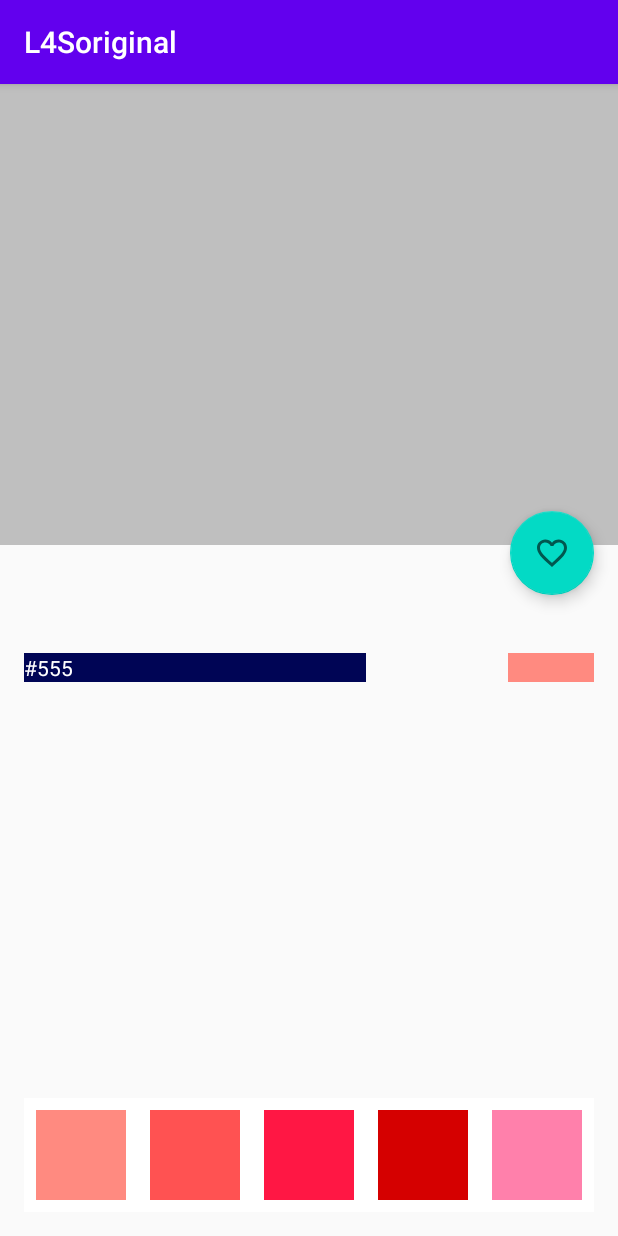
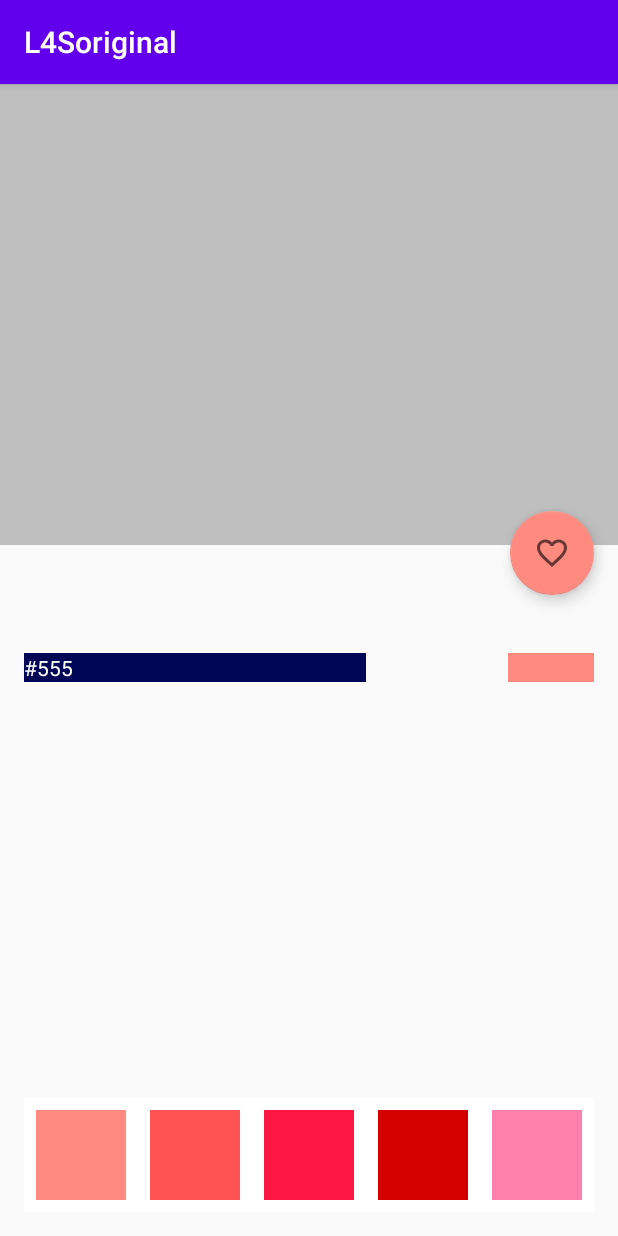
Before and after one commit to giraffecandy/L4Soriginal, an Android app: the DetailActivity screen opened directly, with no data from a screen before it, after a tap on an icon or button, on a phone screen of 412 x 824 dp. Run offline under Robolectric (Android 15) with nearby library versions, the phone set to English and light mode, and no system bars; libraries missing offline, so code that uses them is left out: io.realm.

Commit message:
fabの背景色変わった

```diff
--- a/app/src/main/java/app/babachan/l4soriginal/DetailActivity.kt
+++ b/app/src/main/java/app/babachan/l4soriginal/DetailActivity.kt
@@ -1,5 +1,6 @@
 package app.babachan.l4soriginal
 
+import android.content.res.ColorStateList
 import android.graphics.Color
 import android.graphics.drawable.ColorDrawable
 import android.os.Bundle
@@ -455,7 +456,8 @@ class DetailActivity : AppCompatActivity() {
 
         val adapter = RecyclerViewAdapter(this, object : RecyclerViewAdapter.OnItemClickListener {
             override fun onItemClick(item: ColorData) {
-                floatingActionButton.setBackgroundDrawable(ColorDrawable(Color.rgb(item.accentColorR, item.accentColorG, item.accentColorB)))
+                floatingActionButton.backgroundTintList =
+                    ColorStateList.valueOf(Color.rgb(item.accentColorR, item.accentColorG, item.accentColorB))
                 accentTextView.setBackgroundColor(Color.rgb(item.accentColorR, item.accentColorG, item.accentColorB))
 //                floatingActionButton.setBackgroundColor(Color.rgb(item.accentColorR, item.accentColorG, item.accentColorB))
             }
```
